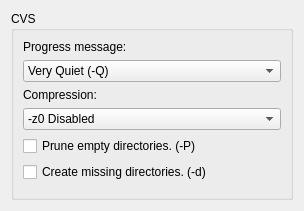
Qt form plugins/cvsplugin/ui/customize.ui (phoenix741/xinx) before a commit.
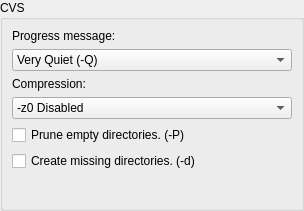
The same form after that commit.

Diff of the .ui file:
```diff
--- a/plugins/cvsplugin/ui/customize.ui
+++ b/plugins/cvsplugin/ui/customize.ui
@@ -13,6 +13,18 @@
    <string>Form</string>
   </property>
   <layout class="QGridLayout" >
+   <property name="leftMargin" >
+    <number>0</number>
+   </property>
+   <property name="topMargin" >
+    <number>0</number>
+   </property>
+   <property name="rightMargin" >
+    <number>0</number>
+   </property>
+   <property name="bottomMargin" >
+    <number>0</number>
+   </property>
    <item row="0" column="0" >
     <widget class="QGroupBox" name="groupBox_3" >
      <property name="title" >
```
